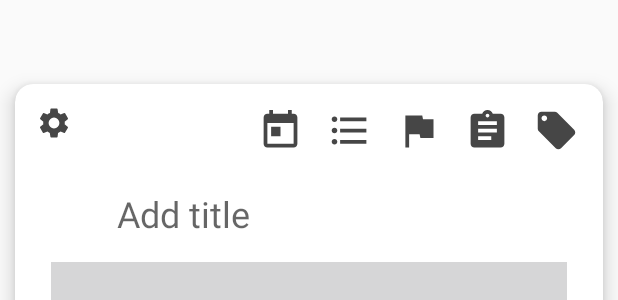
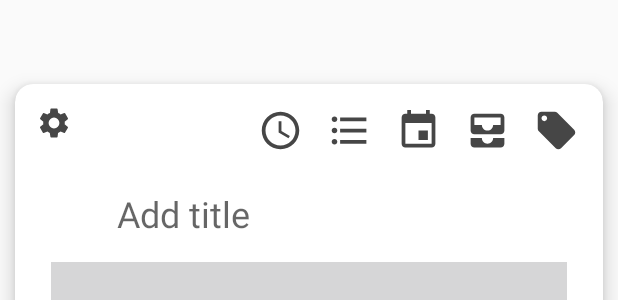
Before and after one commit to tmutimer/ThingsInbox, an Android app: the layout activity_main.xml on its own in the app's theme, with its tools: preview values and no code run, on a phone screen of 412 x 824 dp. Shown: the part 306-606 px from the top of the screen. Run offline under Robolectric (Android 15) with nearby library versions, the phone set to English and light mode, and no system bars.

Commit message:
Update input field icons, cursor colours

```diff
--- /dev/null
+++ b/app/src/main/res/drawable/ic_all_inbox_black_18dp.xml
@@ -0,0 +1,10 @@
+<vector xmlns:android="http://schemas.android.com/apk/res/android"
+    android:tint="@color/colorPrimaryDark"
+    android:width="18dp"
+    android:height="18dp"
+    android:viewportWidth="24"
+    android:viewportHeight="24">
+  <path
+      android:pathData="M19,3L5,3c-1.1,0 -2,0.9 -2,2v7c0,1.1 0.9,2 2,2h14c1.1,0 2,-0.9 2,-2L21,5c0,-1.1 -0.9,-2 -2,-2zM19,9h-4c0,1.62 -1.38,3 -3,3s-3,-1.38 -3,-3L5,9L5,5h14v4zM15,16h6v3c0,1.1 -0.9,2 -2,2L5,21c-1.1,0 -2,-0.9 -2,-2v-3h6c0,1.66 1.34,3 3,3s3,-1.34 3,-3z"
+      android:fillColor="#FF000000"/>
+</vector>
--- /dev/null
+++ b/app/src/main/res/drawable/ic_event_black_18dp.xml
@@ -0,0 +1,10 @@
+<vector xmlns:android="http://schemas.android.com/apk/res/android"
+    android:tint="@color/colorPrimaryDark"
+    android:width="18dp"
+    android:height="18dp"
+    android:viewportWidth="24"
+    android:viewportHeight="24">
+  <path
+      android:pathData="M17,12h-5v5h5v-5zM16,1v2L8,3L8,1L6,1v2L5,3c-1.11,0 -1.99,0.9 -1.99,2L3,19c0,1.1 0.89,2 2,2h14c1.1,0 2,-0.9 2,-2L21,5c0,-1.1 -0.9,-2 -2,-2h-1L18,1h-2zM19,19L5,19L5,8h14v11z"
+      android:fillColor="#000000"/>
+</vector>
--- /dev/null
+++ b/app/src/main/res/drawable/ic_schedule_black_18dp.xml
@@ -0,0 +1,13 @@
+<vector xmlns:android="http://schemas.android.com/apk/res/android"
+    android:tint="@color/colorPrimaryDark"
+    android:width="18dp"
+    android:height="18dp"
+    android:viewportWidth="24"
+    android:viewportHeight="24">
+  <path
+      android:pathData="M11.99,2C6.47,2 2,6.48 2,12s4.47,10 9.99,10C17.52,22 22,17.52 22,12S17.52,2 11.99,2zM12,20c-4.42,0 -8,-3.58 -8,-8s3.58,-8 8,-8 8,3.58 8,8 -3.58,8 -8,8z"
+      android:fillColor="#FF000000"/>
+  <path
+      android:pathData="M12.5,7H11v6l5.25,3.15 0.75,-1.23 -4.5,-2.67z"
+      android:fillColor="#FF000000"/>
+</vector>
--- a/app/src/main/res/layout/activity_main.xml
+++ b/app/src/main/res/layout/activity_main.xml
@@ -185,7 +185,7 @@
                                 android:onClick="showDatePicker"
                                 android:layout_width="30dp"
                                 android:layout_height="30dp"
-                                android:background="@drawable/ic_today_black_24dp"
+                                android:background="@drawable/ic_event_black_18dp"
                                 android:layout_marginStart="32dp"
                                 android:layout_marginEnd="8dp"
                                 android:layout_marginTop="12dp"/>
@@ -236,6 +236,7 @@
                                 android:completionThreshold="0"
                                 android:hint="@string/todo_list_hint"
                                 android:importantForAutofill="no"
+                                android:textCursorDrawable="@drawable/color_cursor"
                                 android:padding="16dp"
                                 android:paddingStart="32dp"
                                 android:paddingEnd="32dp" />
@@ -269,6 +270,7 @@
                                 android:background="@null"
                                 android:completionThreshold="0"
                                 android:hint="@string/todo_tags_hint"
+                                android:textCursorDrawable="@drawable/color_cursor"
                                 android:importantForAutofill="no"
                                 android:padding="16dp"
                                 android:paddingStart="32dp"
--- a/app/src/main/res/layout/todo_metadata_bar.xml
+++ b/app/src/main/res/layout/todo_metadata_bar.xml
@@ -12,7 +12,7 @@
         android:id="@+id/button_date_meta_bar"
         android:layout_width="30dp"
         android:layout_height="30dp"
-        android:background="@drawable/ic_today_black_24dp"
+        android:background="@drawable/ic_schedule_black_18dp"
         android:layout_margin="8dp" />
 
     <ImageButton
@@ -28,18 +28,17 @@
         android:layout_width="30dp"
         android:layout_height="30dp"
         android:layout_margin="8dp"
-        android:background="@drawable/ic_flag_black_24dp" />
+        android:background="@drawable/ic_event_black_18dp" />
 
 
+    <!--    either change color or change to outline; too overpowering-->
     <ImageButton
         android:id="@+id/button_list_meta_bar"
         android:layout_width="30dp"
         android:layout_height="30dp"
-        android:background="@drawable/ic_assignment_black_24dp"
-        android:layout_margin="8dp"/>
+        android:layout_margin="8dp"
+        android:background="@drawable/ic_all_inbox_black_18dp" />
 
-
-<!--    either change color or change to outline; too overpowering-->
     <ImageButton
         android:id="@+id/button_tags_meta_bar"
         android:layout_width="30dp"
```
